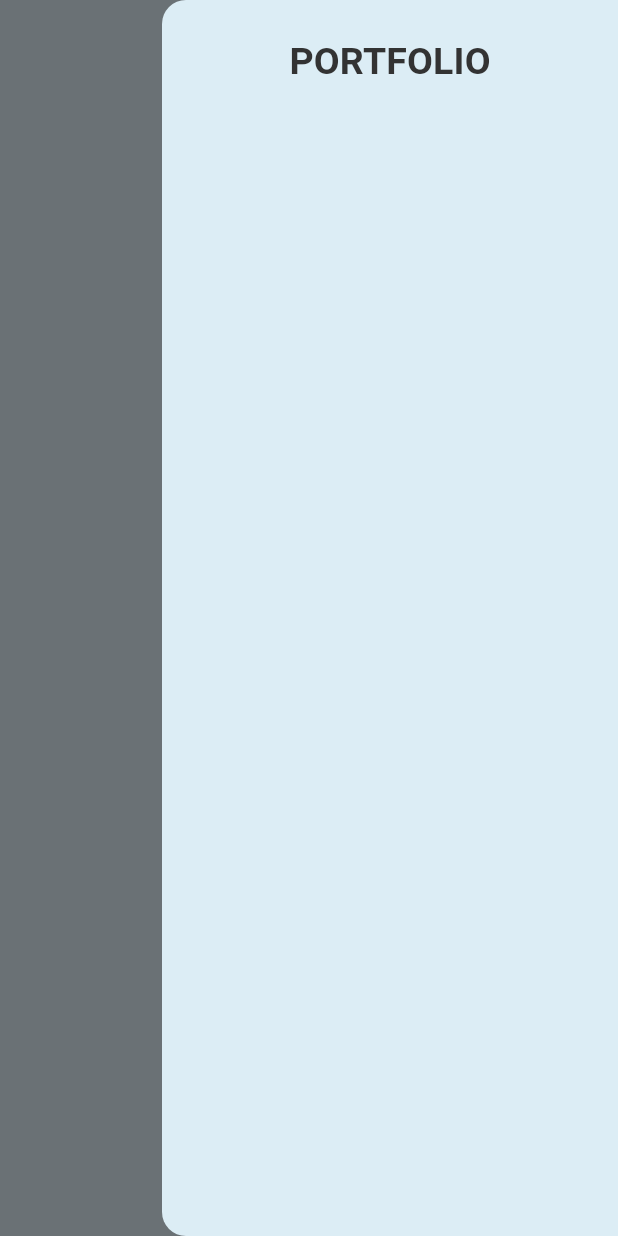
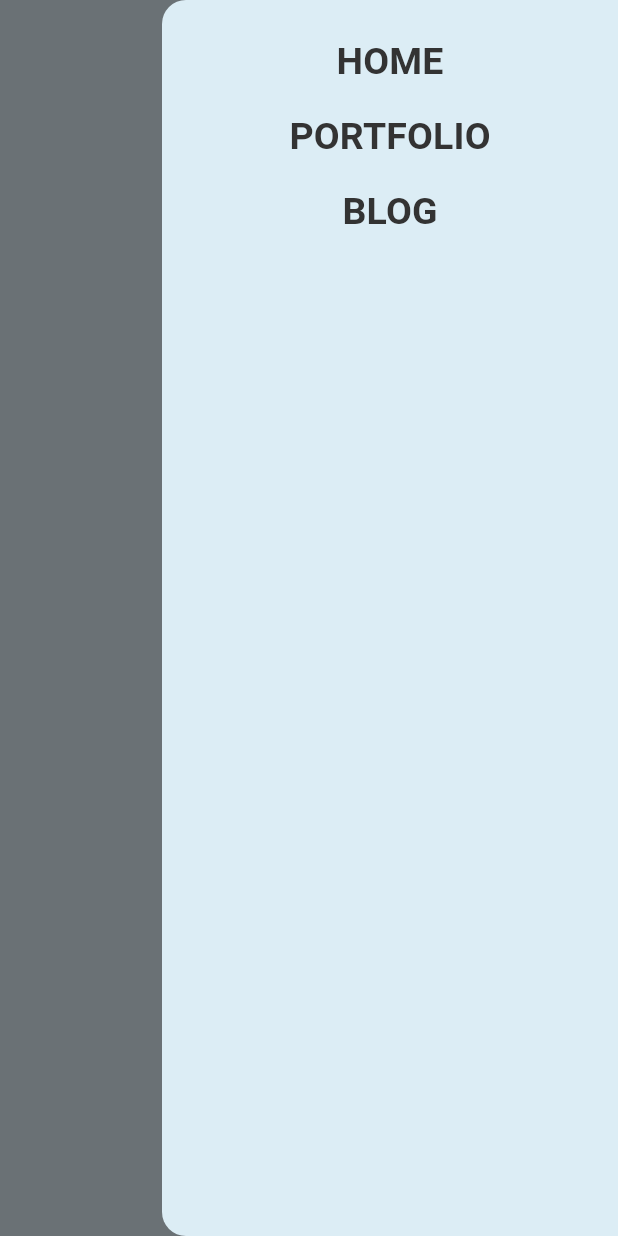
Before and after one commit to C0routine/C0routine.github.io, a Flutter app: the screen it shows after launch, with the side drawer open, on a phone screen of 412 x 824 dp. Run offline on Flutter 3.47's test engine with Material 2 defaults, Android fonts, the phone set to English and light mode, and no system bars; our stand-ins replace go_router.

Commit message:
feature/navigation header 완성

```diff
--- a/lib/models/data/data_strings.dart
+++ b/lib/models/data/data_strings.dart
@@ -2,8 +2,8 @@
 class DataStrings {
   /// Navigation Header Menu Strings
   static const List<String> navigationMenu = [
-    // 'HOME',
+    'HOME',
     'PORTFOLIO',
-    // 'BLOG',
+    'BLOG',
   ];
 }
--- a/lib/models/services/data.dart
+++ /dev/null
@@ -1,6 +0,0 @@
-
-class Data {
-  static const String test = 'C0routine';
-
-
-}
--- a/lib/utils/app_style.dart
+++ b/lib/utils/app_style.dart
@@ -29,10 +29,10 @@ class AppStyle {
   static const EdgeInsets gapLeft = EdgeInsets.only(left: 20);
   static const EdgeInsets gapRight = EdgeInsets.only(right: 20);
   static const EdgeInsets gapVertical = EdgeInsets.symmetric(vertical: 20);
-  static const EdgeInsets gapHorizontal = EdgeInsets.symmetric(horizontal: 20);
 
   static const EdgeInsets gapAll = EdgeInsets.all(16);
   static const EdgeInsets gapTop = EdgeInsets.only(top: 16);
+  static const EdgeInsets gapHorizontal = EdgeInsets.symmetric(horizontal: 16);
 
   // static const EdgeInsets
 
--- a/lib/view/widgets/global/navigation_header.dart
+++ b/lib/view/widgets/global/navigation_header.dart
@@ -1,11 +1,9 @@
-import 'package:blog/models/data/data_strings.dart';
-import 'package:blog/models/services/data.dart';
 import 'package:flutter/material.dart';
 
 import 'package:blog/utils/app_color.dart';
 import 'package:blog/utils/app_style.dart';
 import 'package:blog/utils/screen_case.dart';
-
+import 'package:blog/models/data/data_strings.dart';
 import 'package:blog/viewmodel/global/navigation_header_vm.dart';
 
 class NavigationHeaders extends StatelessWidget {
@@ -15,21 +13,6 @@ class NavigationHeaders extends StatelessWidget {
 
   @override
   Widget build(BuildContext context) {
-    List<String> navigationMenu = ['HOME', ''];
-
-    headerLogo() {
-      return GestureDetector(
-        onTap: () {
-          // TODO GoRouter Setting
-          print('Go Home');
-        },
-        child: SelectableText(
-          'C0routine',
-          style: Theme.of(context).textTheme.titleSmall,
-        ),
-      );
-    }
-
     // Mobile Header
     mobileHeader() {
       return Row(
@@ -52,18 +35,34 @@ class NavigationHeaders extends StatelessWidget {
 
     // Desktop, Tablet Header
     otherHeader() {
-      return Row(
-        // mainAxisSize: MainAxisSize.max,
+      return Padding(
+        padding: AppStyle.gapAll,
+        child: Row(
+          mainAxisSize: MainAxisSize.max,
           mainAxisAlignment: MainAxisAlignment.spaceBetween,
+          crossAxisAlignment: CrossAxisAlignment.center,
           children: [
-          Text('C0routine'),
+            // TODO Blog Icon
+            const Icon(Icons.home, size: AppStyle.iconSize, color: AppColor.icons),
+
+            Container(
+              child: Row(
+                crossAxisAlignment: CrossAxisAlignment.center,
+                children: [
                   ...DataStrings.navigationMenu.map((menu) {
-            return Text(
-              menu,
-              style: Theme.of(context).textTheme.titleSmall,
+                    return GestureDetector(
+                      onTap: () => NavigationHeaderVM.navigationName(menu, context),
+                      child: Padding(
+                        padding: AppStyle.gapHorizontal,
+                        child: Text(menu, style: Theme.of(context).textTheme.titleSmall),
+                      ),
                     );
                   }),
                 ],
+              ),
+            ),
+          ],
+        ),
       );
     }
 
--- a/lib/viewmodel/global/navigation_header_vm.dart
+++ b/lib/viewmodel/global/navigation_header_vm.dart
@@ -12,10 +12,9 @@ class NavigationHeaderVM {
     Navigator.of(context).pop();
   }
 
-  // Close Drawer & Navigation Name
+  // Navigation for Name location
   static void navigationName(String name, BuildContext context){
     name = '/${name.toLowerCase()}';
-    context.pop();
 
     // tap 한 navigation name 과 현재 위치가 다를 경우 이동
     if(name != ModalRoute.of(context)!.settings.name) {
```
Also changed, not shown: lib/view/widgets/global/header_drawer.dart (+8 -2 lines). Lines whose indentation alone changed are shown as unchanged.
